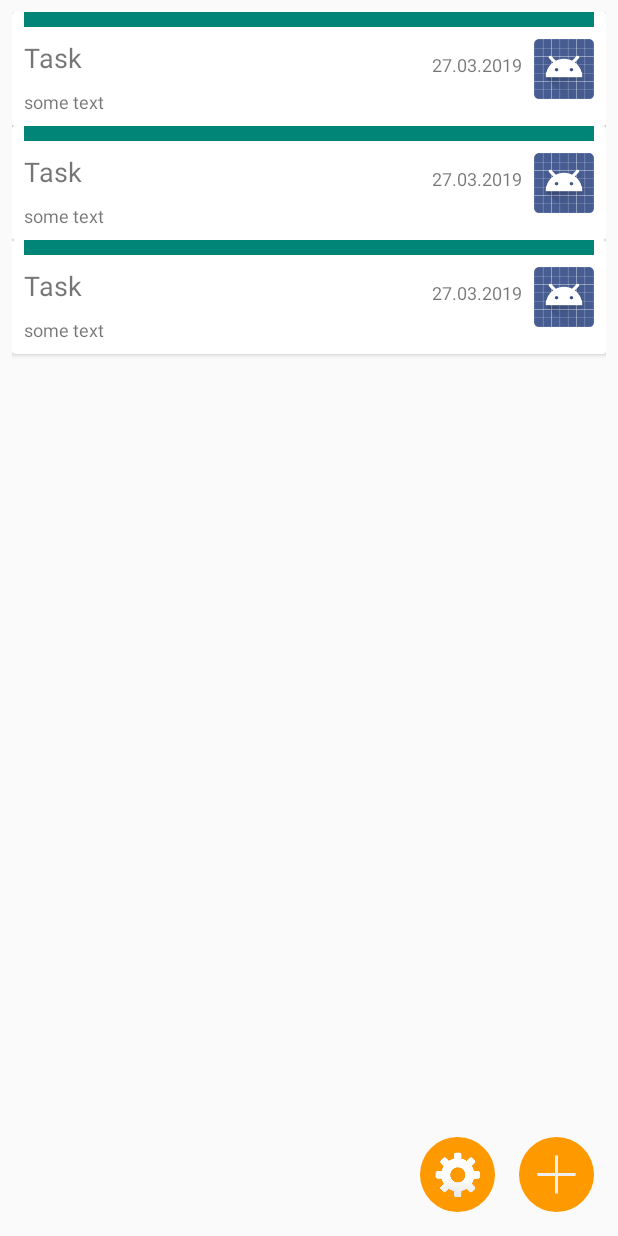
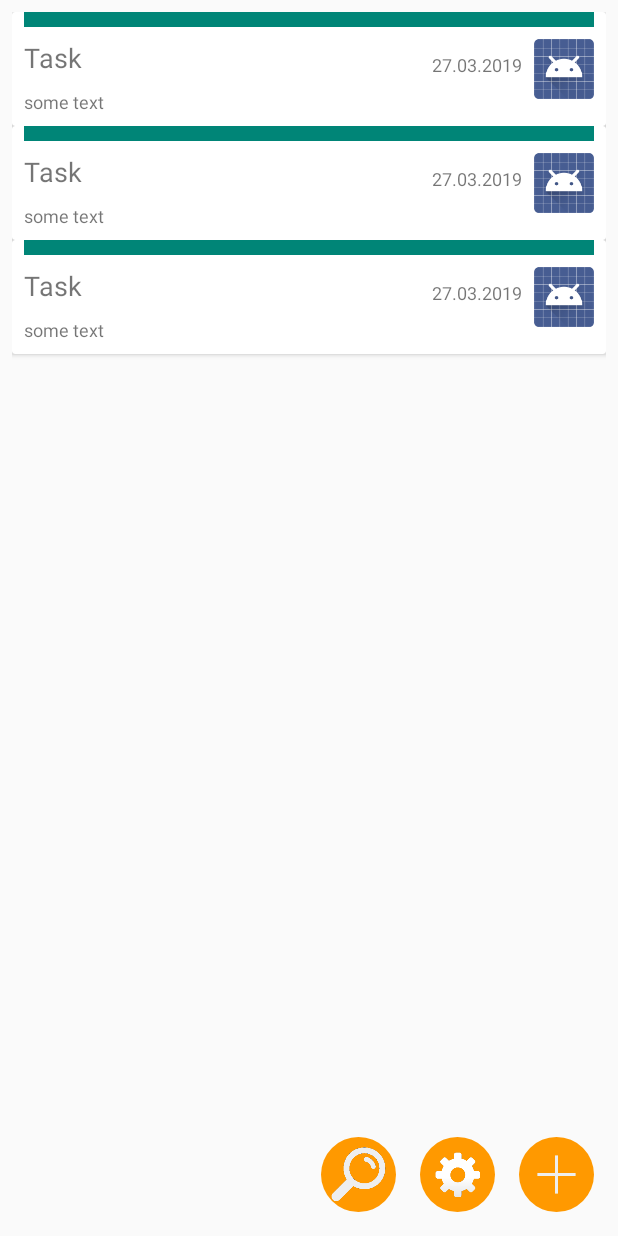
Before and after one commit to frealka/TodoList, an Android app: the layout activity_main.xml on its own in the app's theme, with its tools: preview values and no code run, on a phone screen of 412 x 824 dp. Run offline under Robolectric (Android 15) with nearby library versions, the phone set to English and light mode, and no system bars.

Commit message:
filter implemented

```diff
--- a/app/src/main/res/layout/activity_main.xml
+++ b/app/src/main/res/layout/activity_main.xml
@@ -19,6 +19,15 @@
     <ImageButton
             android:layout_width="50dp"
             android:layout_height="50dp"
+            app:srcCompat="@drawable/find_icon"
+            android:id="@+id/searchButton"
+            android:scaleType="fitCenter"
+            android:background="@drawable/default_shape" android:layout_marginEnd="16dp"
+            app:layout_constraintEnd_toStartOf="@+id/propertiesButton" android:layout_marginBottom="16dp"
+            app:layout_constraintBottom_toBottomOf="parent" android:onClick="filterList"/>
+    <ImageButton
+            android:layout_width="50dp"
+            android:layout_height="50dp"
             app:srcCompat="@drawable/plus_icon"
             android:id="@+id/addButton"
             android:scaleType="fitXY"
```
Also changed, not shown: app/src/main/java/com/example/agata/todolist/MainActivity.kt (+16 -2 lines), app/src/main/java/com/example/agata/todolist/RecyclerViewAdapter.kt (+42 -7 lines), app/src/main/res/values/strings.xml (+7 -0 lines).
